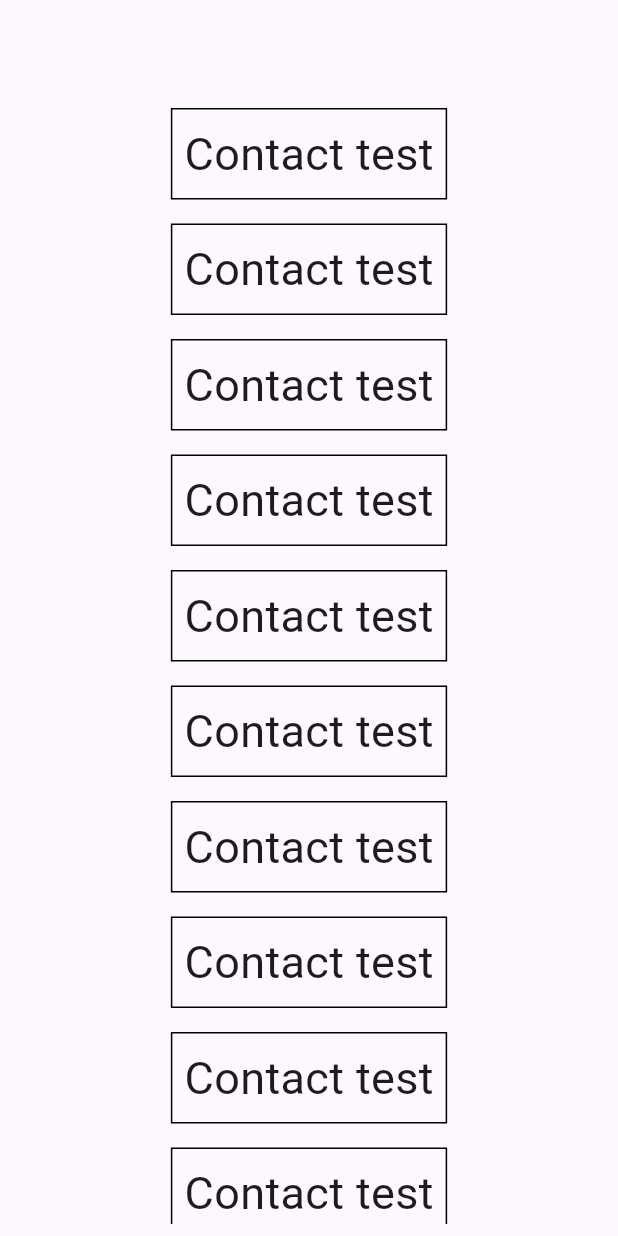
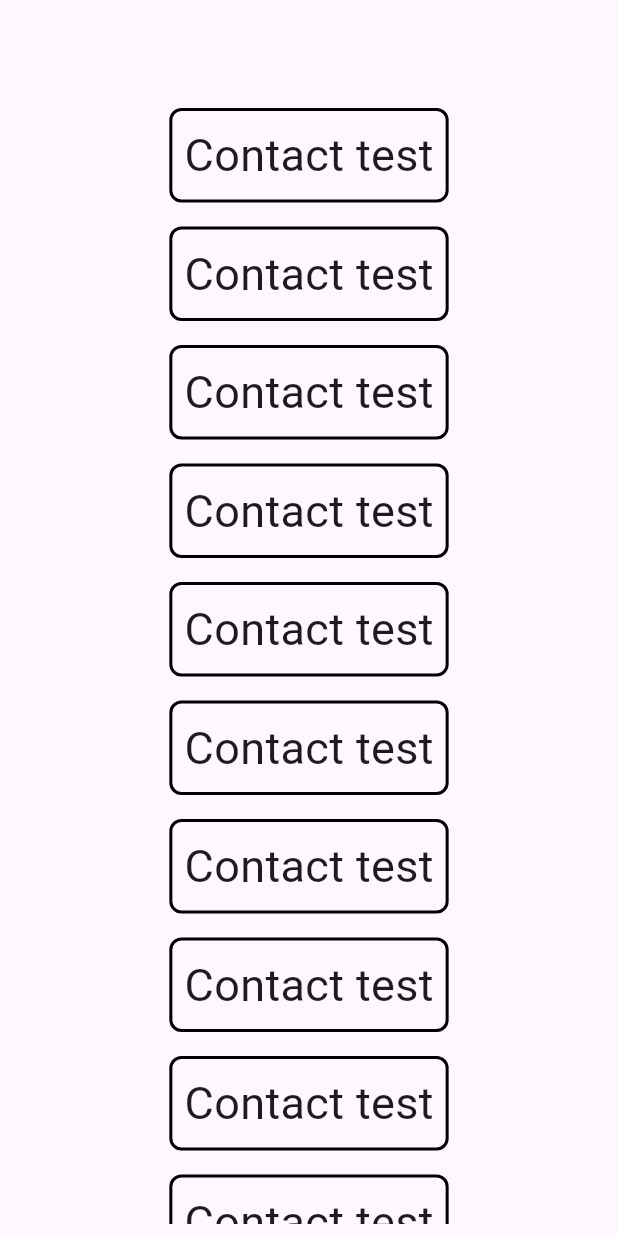
Before and after one commit to Juwonlo/contacts_app, a Flutter app: the screen it shows after launch, on a phone screen of 412 x 824 dp. Run offline on Flutter 3.47's test engine with Material 2 defaults, Android fonts, the phone set to English and light mode, and no system bars.

Commit message:
Working on the List tile

```diff
--- a/lib/ui/contacts_list/contactlistpage.dart
+++ b/lib/ui/contacts_list/contactlistpage.dart
@@ -20,7 +20,8 @@ class ContactListPage extends StatelessWidget {
                   margin: EdgeInsets.all(8.0),
                   padding: EdgeInsets.all(8.0),
                   decoration: BoxDecoration(
-                    border: Border.all(),
+                    border: Border.all(width: 2, color: Colors.black),
+                    borderRadius: BorderRadius.circular(8.0),
                   ),
                   child: Text('Contact test',
                     style: TextStyle(
```
